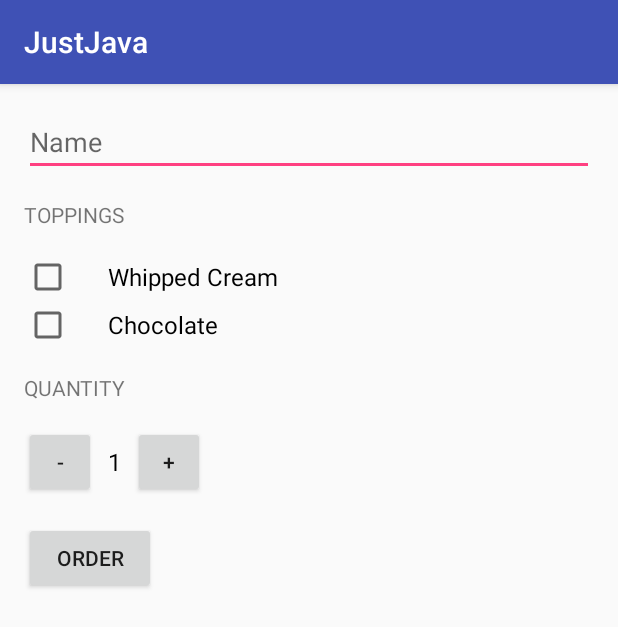
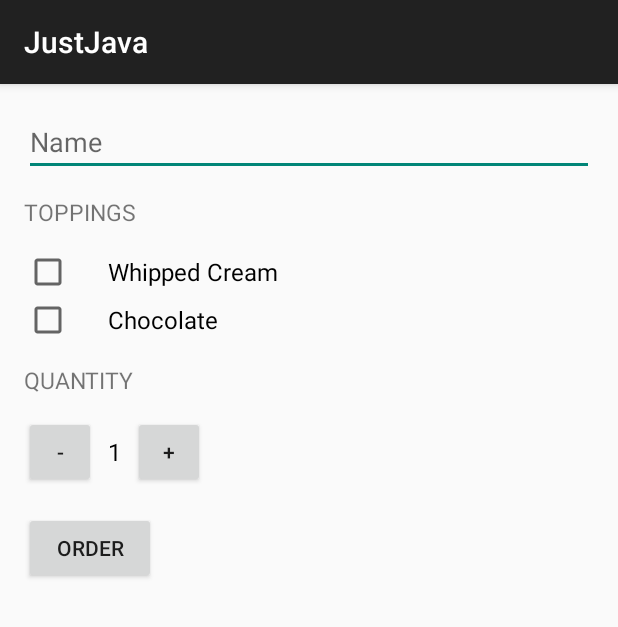
Before and after one commit to jaytyoung1/JustJava, an Android app: the screen it shows after launch (MainActivity), on a phone screen of 412 x 824 dp. Shown: the top 627 px of the screen. Run offline under Robolectric (Android 15) with nearby library versions, the phone set to English and light mode, and no system bars.

Commit message:
Create a style for the header text

```diff
--- a/app/src/main/res/layout/activity_main.xml
+++ b/app/src/main/res/layout/activity_main.xml
@@ -19,12 +19,8 @@
         android:inputType="textCapWords" />
 
     <TextView
-        android:layout_width="wrap_content"
-        android:layout_height="wrap_content"
-        android:layout_marginBottom="16dp"
-        android:layout_marginTop="16dp"
-        android:text="@string/toppings"
-        android:textAllCaps="true" />
+        style="@style/HeaderTextStyle"
+        android:text="@string/toppings" />
 
     <CheckBox
         android:id="@+id/whipped_cream_checkbox"
@@ -43,12 +39,8 @@
         android:textSize="16sp" />
 
     <TextView
-        android:layout_width="wrap_content"
-        android:layout_height="wrap_content"
-        android:layout_marginBottom="16dp"
-        android:layout_marginTop="16dp"
-        android:text="@string/quantity"
-        android:textAllCaps="true" />
+        style="@style/HeaderTextStyle"
+        android:text="@string/quantity" />
 
     <LinearLayout
         android:layout_width="match_parent"
--- a/app/src/main/res/values/styles.xml
+++ b/app/src/main/res/values/styles.xml
@@ -3,9 +3,21 @@
     <!-- Base application theme. -->
     <style name="AppTheme" parent="Theme.AppCompat.Light.DarkActionBar">
         <!-- Customize your theme here. -->
-        <item name="colorPrimary">@color/colorPrimary</item>
-        <item name="colorPrimaryDark">@color/colorPrimaryDark</item>
-        <item name="colorAccent">@color/colorAccent</item>
     </style>
 
+    <!-- Style for a header TextView -->
+    <style name="CustomText">
+        <item name="android:textSize">20sp</item>
+        <item name="android:textColor">#4527A0</item>
+        <item name="android:textStyle">italic</item>
+    </style>
+
+    <!-- Style for a header TextView -->
+    <style name="HeaderTextStyle">
+        <item name="android:layout_width">wrap_content</item>
+        <item name="android:layout_height">48dp</item>
+        <item name="android:gravity">center_vertical</item>
+        <item name="android:textAllCaps">true</item>
+        <item name="android:textSize">15sp</item>
+    </style>
 </resources>
```
